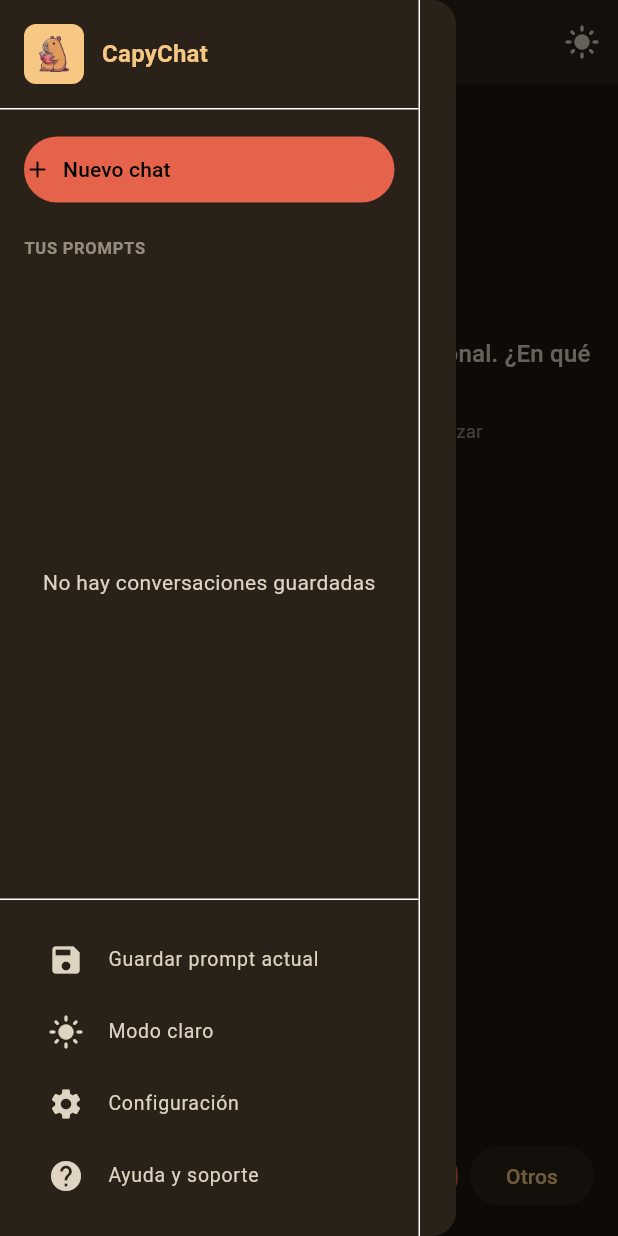
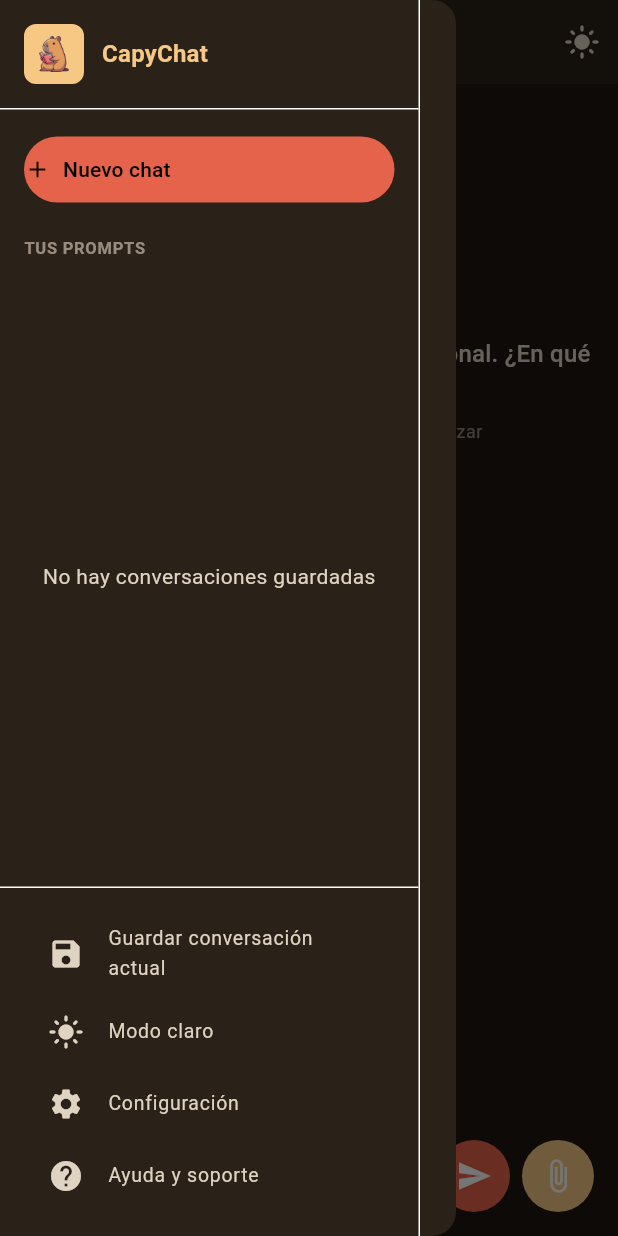
Before and after one commit to EdgarDaza/llama_test, a Flutter app: the screen it shows after launch, with the side drawer open, on a phone screen of 412 x 824 dp. Run offline on Flutter 3.47's test engine with Material 3 defaults, Android fonts, the phone set to English and light mode, and no system bars; our stand-ins replace file_picker, shared_preferences; missing offline and left inert: syncfusion_flutter_pdf.

Commit message:
Cambios en el botón de "guardar prompt actual" por "guardar conversación actual" y que el botón de subir archivo sea un clip de papel

```diff
--- a/lib/main.dart
+++ b/lib/main.dart
@@ -691,7 +691,7 @@ Future<void> _loadFullConversation() async {
                 children: [
                   ListTile(
                     leading: const Icon(Icons.save),
-                    title: const Text('Guardar prompt actual'),
+                    title: const Text('Guardar conversación actual'),
                     dense: true,
                     onTap: _saveCurrentConversationWithName,
                   ),
@@ -896,7 +896,22 @@ Future<void> _loadFullConversation() async {
                   ),
                 ),
                 const SizedBox(width: 8),
-                ElevatedButton(
+                Container(
+                  decoration: BoxDecoration(
+                    shape: BoxShape.circle,
+                    boxShadow: [
+                      BoxShadow(
+                        color: Colors.black.withOpacity(0.1),
+                        blurRadius: 8,
+                        offset: const Offset(0, 2),
+                      ),
+                    ],
+                  ),
+                  child: CircleAvatar(
+                    backgroundColor: Theme.of(context).colorScheme.primary,
+                    radius: 24,
+                    child: IconButton(
+                      icon: const Icon(Icons.attach_file, color: Colors.white),
                       onPressed: _isLoading ? null : () async {
                         final extractedText = await pickPdfFile();
                         if (extractedText != null && extractedText.isNotEmpty) {
@@ -912,7 +927,8 @@ Future<void> _loadFullConversation() async {
                           await query(extractedText, type: "pdf");
                         }
                       },
-                  child: const Text("Otros"),
+                    ),
+                  ),
                 ),
               ],
             ),
```
Lines whose indentation alone changed are shown as unchanged.
